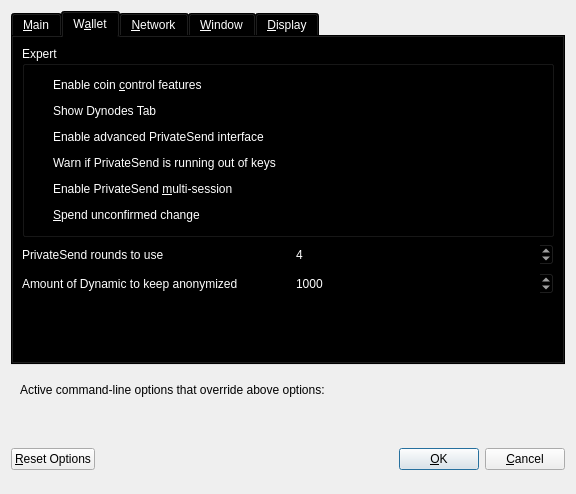
Old version of the form src/qt/forms/optionsdialog.ui in the repository duality-solutions/Dynamic.
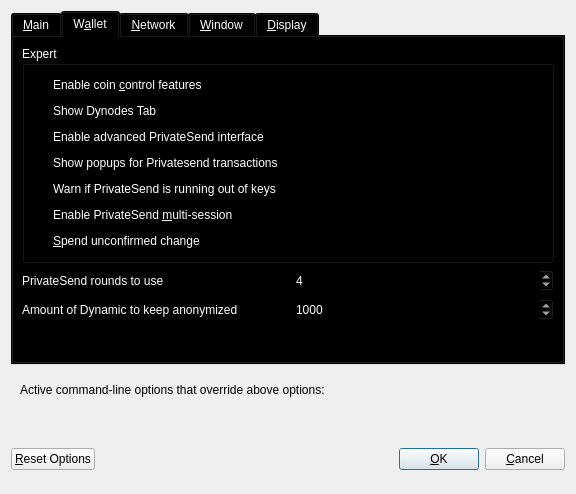
New version of the form. The open tabs and pages were chosen to show the change. Custom widgets are drawn as their Qt base class.

Commit message: Add an option to disable popups for PS mixing txes

What changed in the file:
```diff
--- a/src/qt/forms/optionsdialog.ui
+++ b/src/qt/forms/optionsdialog.ui
@@ -2252,6 +2252,16 @@
             </property>
            </widget>
           </item>
+          <item>
+           <widget class="QCheckBox" name="showPrivateSendPopups">
+            <property name="toolTip">
+             <string>Show system popups for PrivateSend mixing transactions&lt;br/&gt;just like for all other transaction types.</string>
+            </property>
+            <property name="text">
+             <string>Show popups for Privatesend transactions</string>
+            </property>
+           </widget>
+          </item>
           <item>
            <widget class="QCheckBox" name="lowKeysWarning">
             <property name="palette">
```
The commit also changes 4 other files.
